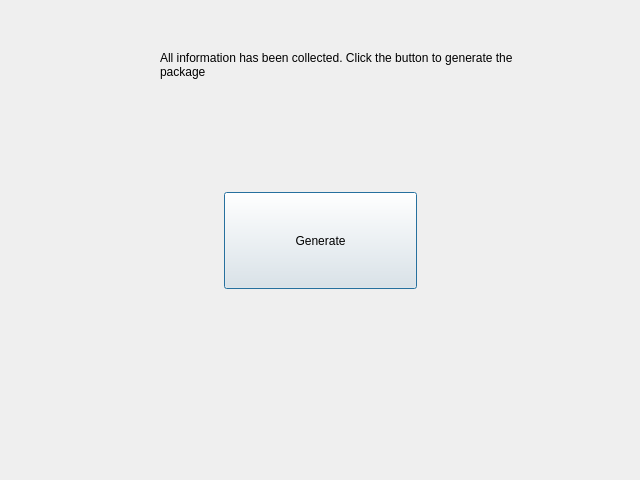
The window that uis/generate.ui (amirgeva/sackage) describes before a commit, drawn with Qt 5.
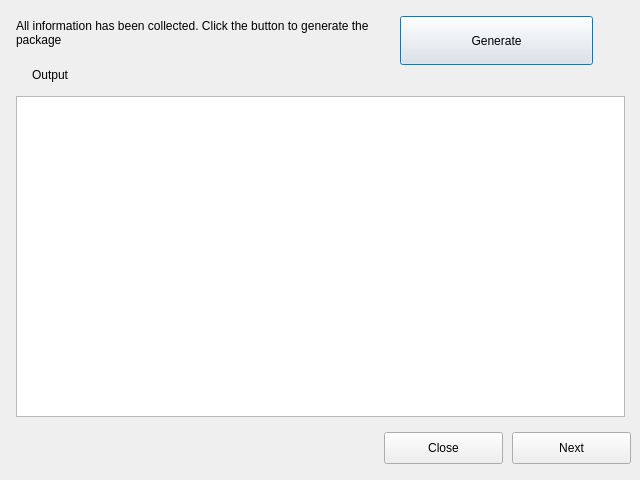
The same window after the commit.

Commit message: Completed build process

```diff
--- a/uis/generate.ui
+++ b/uis/generate.ui
@@ -16,10 +16,10 @@
   <widget class="QLabel" name="label">
    <property name="geometry">
     <rect>
-     <x>160</x>
-     <y>16</y>
+     <x>16</x>
+     <y>0</y>
      <width>369</width>
-     <height>97</height>
+     <height>65</height>
     </rect>
    </property>
    <property name="text">
@@ -32,16 +32,71 @@
   <widget class="QPushButton" name="generateButton">
    <property name="geometry">
     <rect>
-     <x>224</x>
-     <y>192</y>
+     <x>400</x>
+     <y>16</y>
      <width>193</width>
-     <height>97</height>
+     <height>49</height>
     </rect>
    </property>
    <property name="text">
     <string>Generate</string>
    </property>
   </widget>
+  <widget class="QPlainTextEdit" name="outputEdit">
+   <property name="geometry">
+    <rect>
+     <x>16</x>
+     <y>96</y>
+     <width>609</width>
+     <height>321</height>
+    </rect>
+   </property>
+   <property name="readOnly">
+    <bool>true</bool>
+   </property>
+  </widget>
+  <widget class="QPushButton" name="nextButton">
+   <property name="geometry">
+    <rect>
+     <x>512</x>
+     <y>432</y>
+     <width>119</width>
+     <height>32</height>
+    </rect>
+   </property>
+   <property name="text">
+    <string>Next</string>
+   </property>
+  </widget>
+  <widget class="QPushButton" name="cancelButton">
+   <property name="geometry">
+    <rect>
+     <x>384</x>
+     <y>432</y>
+     <width>119</width>
+     <height>32</height>
+    </rect>
+   </property>
+   <property name="text">
+    <string>Close</string>
+   </property>
+   <property name="autoDefault">
+    <bool>false</bool>
+   </property>
+  </widget>
+  <widget class="QLabel" name="label_2">
+   <property name="geometry">
+    <rect>
+     <x>32</x>
+     <y>64</y>
+     <width>84</width>
+     <height>22</height>
+    </rect>
+   </property>
+   <property name="text">
+    <string>Output</string>
+   </property>
+  </widget>
  </widget>
  <resources/>
  <connections/>
```
